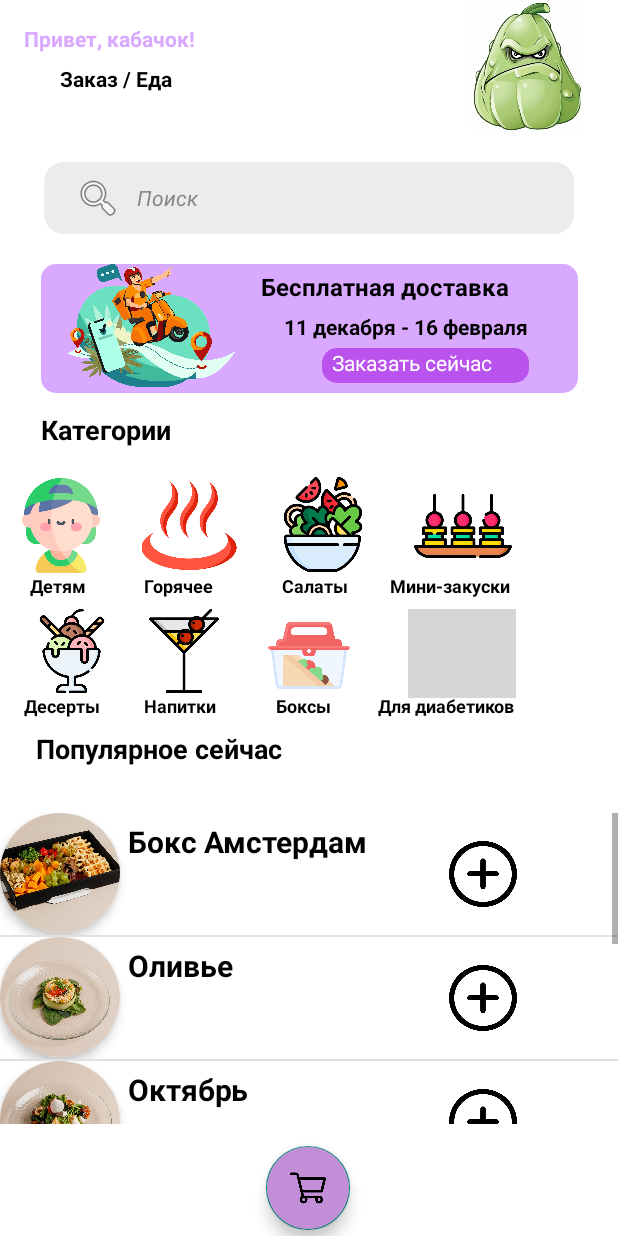
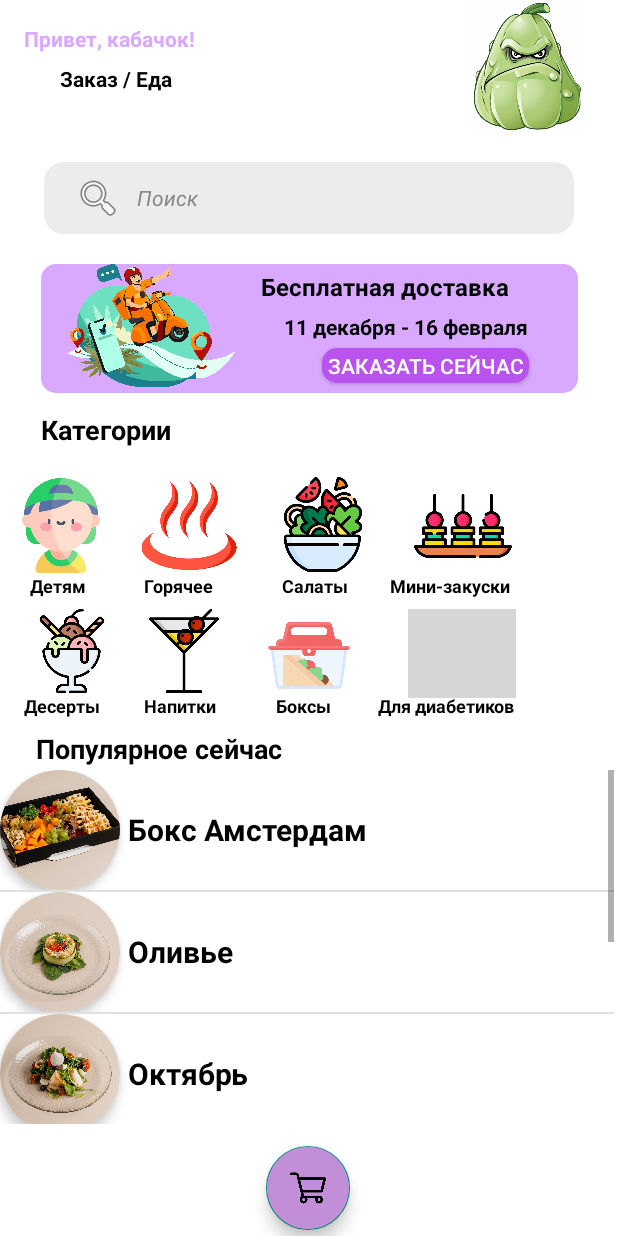
Before and after one commit to Ksusha4/BuffetLight, an Android app: the MainPage screen opened directly, with no data from a screen before it, on a phone screen of 412 x 824 dp. Run offline under Robolectric (Android 15) with nearby library versions, the light colour scheme and no system bars; grey boxes are pictures that could not be loaded.

Commit message:
и еще один проект

```diff
--- a/app/src/main/AndroidManifest.xml
+++ b/app/src/main/AndroidManifest.xml
@@ -1,6 +1,8 @@
 <?xml version="1.0" encoding="utf-8"?>
 <manifest xmlns:android="http://schemas.android.com/apk/res/android"
     xmlns:tools="http://schemas.android.com/tools">
+
+    <uses-permission android:name="android.permission.INTERNET" />
 
     <application
         android:allowBackup="true"
@@ -14,9 +16,6 @@
         tools:targetApi="31">
         <activity
             android:name=".ShowDetailActivity"
-            android:exported="false" />
-        <activity
-            android:name=".CatalogActivity"
             android:exported="false" />
         <activity
             android:name=".MainPage"
--- a/app/src/main/java/com/example/buffetlight/ListItem.java
+++ /dev/null
@@ -1,19 +0,0 @@
-package com.example.buffetlight;
-
-public class ListItem {
-    private String text;
-    private int imageResId;
-
-    public ListItem(String text, int imageResId) {
-        this.text = text;
-        this.imageResId = imageResId;
-    }
-
-    public String getText() {
-        return text;
-    }
-
-    public int getImageResId() {
-        return imageResId;
-    }
-}
--- a/app/src/main/java/com/example/buffetlight/MainPage.java
+++ b/app/src/main/java/com/example/buffetlight/MainPage.java
@@ -1,16 +1,24 @@
 package com.example.buffetlight;
+
+import static java.security.AccessController.getContext;
 
 import android.annotation.SuppressLint;
 import android.content.Intent;
 import android.os.Bundle;
 import android.view.View;
 import android.widget.AdapterView;
+import android.widget.Button;
 import android.widget.ListView;
+import android.widget.Toast;
 
 import androidx.activity.EdgeToEdge;
 import androidx.appcompat.app.AppCompatActivity;
 
+import com.example.buffetlight.poop.ListItem;
+import com.example.buffetlight.poop.ListItemAdapter;
+
 import java.util.ArrayList;
+import java.util.List;
 
 public class MainPage extends AppCompatActivity {
 
@@ -24,35 +32,37 @@ public class MainPage extends AppCompatActivity {
         setContentView(R.layout.activity_main_page);
 
         // Инициализация ListView
-        listView = findViewById(R.id.aboba);
+        listView = findViewById(R.id.list_items);
 
         // Создание списка элементов
         ArrayList<ListItem> listItems = new ArrayList<>();
-        listItems.add(new ListItem("Бокс Амстердам", R.drawable.amsterdam));
-        listItems.add(new ListItem("Оливье", R.drawable.olivier));
-        listItems.add(new ListItem("Октябрь", R.drawable.october));
-        listItems.add(new ListItem("Яблочный компот", R.drawable.apple));
-        listItems.add(new ListItem("Кофе", R.drawable.coffee));
-        listItems.add(new ListItem("Коктель с огурцом", R.drawable.cucumber));
+        listItems.add(new ListItem("Бокс Амстердам", R.drawable.amsterdam, "4500", "вафли, орехи, инжир, виноград, манго, шоколад, клубника, физалис."));
+        listItems.add(new ListItem("Оливье", R.drawable.olivier,"100", ""));
+        listItems.add(new ListItem("Октябрь", R.drawable.october,"100", ""));
+        listItems.add(new ListItem("Яблочный компот", R.drawable.apple,"100", ""));
+        listItems.add(new ListItem("Кофе", R.drawable.coffee,"100", ""));
+        listItems.add(new ListItem("Коктель с огурцом", R.drawable.cucumber,"100", ""));
 
         // Установка адаптера
-        ListItemAdapter adapter = new ListItemAdapter(this, listItems);
+        ListItemAdapter adapter = new ListItemAdapter(MainPage.this, listItems);
         listView.setAdapter(adapter);
 
-        // Обработка нажатий на элементы списка
-        listView.setOnItemClickListener(new AdapterView.OnItemClickListener() {
-            @Override
-            public void onItemClick(AdapterView<?> parent, View view, int position, long id) {
-                // Получение нажатого элемента
-                ListItem clickedItem = listItems.get(position);
+        listView.setOnItemClickListener((parent, view, position, id) -> {
+            // Получаем выбранный элемент
+            ListItem selectedItem = listItems.get(position);
 
-                // Создание намерения для перехода на новую активность
-                Intent intent = new Intent(MainPage.this, ShowDetailActivity.class); // Замените CurrentActivity на MainPage
+            // Создаем интент для перехода в ShowDetailActivity
+            Intent intent = new Intent(MainPage.this, ShowDetailActivity.class);
 
-                // Передача данных в новую активность
-                intent.putExtra("Бокс Амстердам", clickedItem.getText()); // Имя элемента
-                startActivity(intent);
-            }
+            // Передаем данные: название и картинку
+            intent.putExtra("food_name", selectedItem.getText());
+            intent.putExtra("image_res_id", selectedItem.getImageResId());
+            intent.putExtra("food_price", selectedItem.getPrice());
+            intent.putExtra("food_ingredients", selectedItem.getIng());
+
+
+            // Стартуем активность
+            startActivity(intent);
         });
     }
 }
--- /dev/null
+++ b/app/src/main/java/com/example/buffetlight/poop/ListItem.java
@@ -0,0 +1,32 @@
+package com.example.buffetlight.poop;
+
+public class ListItem {
+    private String text;
+    private int imageResId;
+    private String price;
+    private String ing;
+
+
+    public ListItem(String text, int imageResId, String price, String ing) {
+        this.text = text;
+        this.imageResId = imageResId;
+        this.price = price;
+        this.ing = ing;
+    }
+
+    public String getText() {
+        return text;
+    }
+
+    public int getImageResId() {
+        return imageResId;
+    }
+    public String getPrice() {
+        return price;
+    }
+
+    public String getIng() {
+        return ing;
+    }
+
+}
--- a/app/src/main/java/com/example/buffetlight/ListItemAdapter.java
+++ b/app/src/main/java/com/example/buffetlight/poop/ListItemAdapter.java
@@ -1,4 +1,4 @@
-package com.example.buffetlight;
+package com.example.buffetlight.poop;
 
 import android.content.Context;
 import android.view.LayoutInflater;
@@ -7,6 +7,9 @@ import android.view.ViewGroup;
 import android.widget.BaseAdapter;
 import android.widget.ImageView;
 import android.widget.TextView;
+
+import com.example.buffetlight.MainPage;
+import com.example.buffetlight.R;
 
 import java.util.List;
 
@@ -17,7 +20,7 @@ public class ListItemAdapter extends BaseAdapter {
     private LayoutInflater inflater;
 
     // Инициализируем inflater в конструкторе
-    public ListItemAdapter(Context context, List<ListItem> listItems) {
+    public ListItemAdapter(MainPage context, List<ListItem> listItems) {
         this.context = context;
         this.listItems = listItems;
         this.inflater = LayoutInflater.from(context); // Инициализация LayoutInflater
@@ -46,15 +49,21 @@ public class ListItemAdapter extends BaseAdapter {
         }
 
         // Ищем элементы в текущем представлении
+        TextView textView = convertView.findViewById(R.id.textView5);
         ImageView imageView = convertView.findViewById(R.id.imageView8);
-        TextView textView = convertView.findViewById(R.id.textView5);
+        TextView textView2 = convertView.findViewById(R.id.textPrice);
+        TextView textView3 = convertView.findViewById(R.id.textIng);
+
 
         // Получаем текущий элемент из списка
         ListItem listItem = listItems.get(position);
 
         // Устанавливаем данные
+        textView.setText(listItem.getText());
         imageView.setImageResource(listItem.getImageResId());
-        textView.setText(listItem.getText());
+        textView2.setText(listItem.getPrice());
+        textView3.setText(listItem.getIng());
+
 
         return convertView;
     }
--- a/app/src/main/res/layout/activity_main_page.xml
+++ b/app/src/main/res/layout/activity_main_page.xml
@@ -157,13 +157,13 @@
                         app:layout_constraintStart_toStartOf="parent"
                         app:layout_constraintTop_toTopOf="parent" />
 
-                    <TextView
+                    <Button
                         android:id="@+id/textView4"
                         android:layout_width="138dp"
                         android:layout_height="23dp"
                         android:layout_marginTop="56dp"
                         android:background="@drawable/dark_violet"
-                        android:text="  Заказать сейчас"
+                        android:text="Заказать сейчас"
                         android:textColor="@color/white"
                         android:textSize="14sp"
                         app:layout_constraintEnd_toEndOf="parent"
@@ -358,12 +358,12 @@
                     app:layout_constraintTop_toBottomOf="@+id/constraintLayout3" />
 
                 <ListView
-                    android:id="@+id/aboba"
-                    android:layout_width="match_parent"
-                    android:layout_height="207dp"
+                    android:id="@+id/list_items"
+                    android:layout_width="409dp"
+                    android:layout_height="236dp"
                     app:layout_constraintBottom_toBottomOf="parent"
-                    app:layout_constraintEnd_toEndOf="parent"
                     app:layout_constraintStart_toStartOf="parent" />
+
 
             </androidx.constraintlayout.widget.ConstraintLayout>
 
--- a/app/src/main/res/layout/activity_show_detail.xml
+++ b/app/src/main/res/layout/activity_show_detail.xml
@@ -5,6 +5,7 @@
     android:id="@+id/main"
     android:layout_width="match_parent"
     android:layout_height="match_parent"
+    android:background="@color/white"
     tools:context=".ShowDetailActivity">
 
     <ScrollView
--- a/app/src/main/res/layout/recyclerview_card.xml
+++ b/app/src/main/res/layout/recyclerview_card.xml
@@ -31,11 +31,11 @@
 
     <TextView
         android:id="@+id/textView5"
-        android:layout_width="219dp"
-        android:layout_height="81dp"
-        android:gravity="start"
+        android:layout_width="354dp"
+        android:layout_height="59dp"
         android:padding="5dp"
         android:text="TextView"
+        android:textAlignment="textStart"
         android:textColor="@color/black"
         android:textSize="20sp"
         android:textStyle="bold"
@@ -47,14 +47,41 @@
         app:layout_constraintVertical_bias="1.0"
         tools:ignore="MissingConstraints" />
 
+    <TextView
+        android:id="@+id/textPrice"
+        android:layout_width="56dp"
+        android:layout_height="22dp"
+        android:padding="5dp"
+        android:visibility="gone"
+        android:text="TextView"
+        android:textColor="@color/black"
+        android:textSize="10sp"
+        android:textStyle="bold"
+        app:layout_constraintBottom_toBottomOf="parent"
+        app:layout_constraintEnd_toEndOf="parent"
+        app:layout_constraintHorizontal_bias="0.934"
+        app:layout_constraintStart_toEndOf="@+id/frameLayout"
+        app:layout_constraintTop_toTopOf="parent"
+        app:layout_constraintVertical_bias="1.0"
+        tools:ignore="MissingConstraints" />
 
-    <Button
-        android:id="@+id/button"
-        android:layout_width="45dp"
-        android:layout_height="44dp"
-        android:background="@drawable/add"
+    <TextView
+        android:id="@+id/textIng"
+        android:visibility="gone"
+        android:layout_width="56dp"
+        android:layout_height="22dp"
+        android:padding="5dp"
+        android:text="TextView"
+        android:textColor="@color/black"
+        android:textSize="10sp"
+        android:textStyle="bold"
         app:layout_constraintBottom_toBottomOf="parent"
-        app:layout_constraintStart_toEndOf="@+id/textView5"
-        app:layout_constraintTop_toTopOf="parent" />
+        app:layout_constraintEnd_toEndOf="parent"
+        app:layout_constraintHorizontal_bias="0.0"
+        app:layout_constraintStart_toEndOf="@+id/frameLayout"
+        app:layout_constraintTop_toTopOf="parent"
+        app:layout_constraintVertical_bias="1.0"
+        tools:ignore="MissingConstraints" />
+
 
 </androidx.constraintlayout.widget.ConstraintLayout>
```
Also changed, not shown: app/src/main/java/com/example/buffetlight/CatalogActivity.java (deleted, +0 -44 lines), app/src/main/java/com/example/buffetlight/FoodAdapter.java (added, +66 -0 lines), app/src/main/java/com/example/buffetlight/FoodListAdapter.java (added, +56 -0 lines), app/src/main/java/com/example/buffetlight/FoodModel.java (+9 -4 lines), app/src/main/java/com/example/buffetlight/FoodService.java (+14 -7 lines), app/src/main/java/com/example/buffetlight/ShowDetailActivity.java (+22 -15 lines), app/src/main/res/layout/activity_catalog.xml (deleted, +0 -22 lines).
